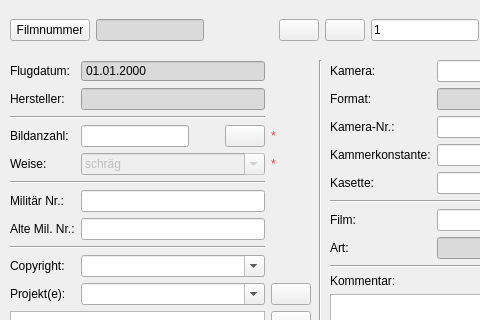
Old version of the form APIS/forms/apis_film_form.ui in the repository APIS-Luftbildarchiv/APIS; both pictures show x 0 to 480 and y 0 to 320 of the 870 by 520 pixel window.
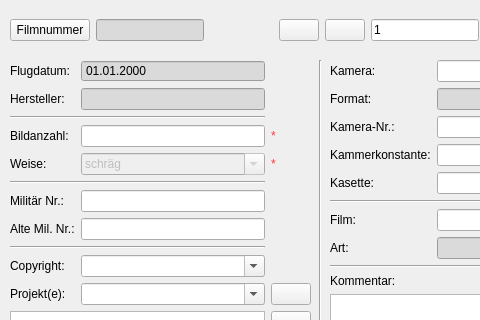
New version of the form. Icons and pictures are not drawn.

```diff
--- a/APIS/forms/apis_film_form.ui
+++ b/APIS/forms/apis_film_form.ui
@@ -1016,33 +1016,6 @@
         </property>
        </widget>
       </item>
-      <item>
-       <spacer name="horizontalSpacer_4">
-        <property name="orientation">
-         <enum>Qt::Horizontal</enum>
-        </property>
-        <property name="sizeHint" stdset="0">
-         <size>
-          <width>40</width>
-          <height>20</height>
-         </size>
-        </property>
-       </spacer>
-      </item>
-      <item>
-       <widget class="QPushButton" name="uiImageInformation">
-        <property name="text">
-         <string/>
-        </property>
-        <property name="icon">
-         <iconset resource="resource.qrc">
-          <normaloff>:/plugins/APIS/icons/sites.png</normaloff>:/plugins/APIS/icons/sites.png</iconset>
-        </property>
-        <property name="autoDefault">
-         <bool>false</bool>
-        </property>
-       </widget>
-      </item>
      </layout>
     </item>
    </layout>
```
